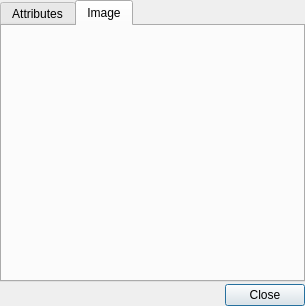
First picture: the form in identifyplusresultsbase.ui, repository nextgis/qgis_identifyplus, before the edit.
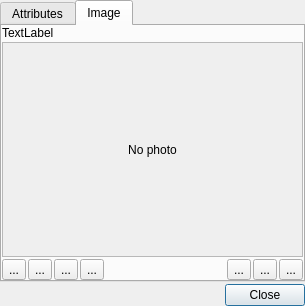
Second picture: the form after the edit. The open tabs and pages were chosen to show the change. Icons and pictures are not drawn.

Commit message: ui and icons for managing photos

What changed in the file:
```diff
--- a/identifyplusresultsbase.ui
+++ b/identifyplusresultsbase.ui
@@ -141,6 +141,147 @@
       <attribute name="title">
        <string>Image</string>
       </attribute>
+      <layout class="QVBoxLayout" name="verticalLayout_2">
+       <property name="spacing">
+        <number>2</number>
+       </property>
+       <property name="margin">
+        <number>0</number>
+       </property>
+       <item>
+        <widget class="QLabel" name="lblPhotos">
+         <property name="text">
+          <string>TextLabel</string>
+         </property>
+        </widget>
+       </item>
+       <item>
+        <widget class="QScrollArea" name="scrollArea">
+         <property name="widgetResizable">
+          <bool>true</bool>
+         </property>
+         <widget class="QWidget" name="scrollAreaWidgetContents">
+          <property name="geometry">
+           <rect>
+            <x>0</x>
+            <y>0</y>
+            <width>297</width>
+            <height>205</height>
+           </rect>
+          </property>
+          <layout class="QVBoxLayout" name="verticalLayout_3">
+           <item>
+            <widget class="QLabel" name="lblImage">
+             <property name="text">
+              <string>No photo</string>
+             </property>
+             <property name="alignment">
+              <set>Qt::AlignCenter</set>
+             </property>
+            </widget>
+           </item>
+          </layout>
+         </widget>
+        </widget>
+       </item>
+       <item>
+        <layout class="QHBoxLayout" name="horizontalLayout_2">
+         <property name="spacing">
+          <number>2</number>
+         </property>
+         <item>
+          <widget class="QToolButton" name="btnFirstPhoto">
+           <property name="text">
+            <string>...</string>
+           </property>
+           <property name="icon">
+            <iconset resource="resources.qrc">
+             <normaloff>:/icons/resultset_first.png</normaloff>:/icons/resultset_first.png</iconset>
+           </property>
+          </widget>
+         </item>
+         <item>
+          <widget class="QToolButton" name="btnPrevPhoto">
+           <property name="text">
+            <string>...</string>
+           </property>
+           <property name="icon">
+            <iconset resource="resources.qrc">
+             <normaloff>:/icons/resultset_previous.png</normaloff>:/icons/resultset_previous.png</iconset>
+           </property>
+          </widget>
+         </item>
+         <item>
+          <widget class="QToolButton" name="btnNextPhoto">
+           <property name="text">
+            <string>...</string>
+           </property>
+           <property name="icon">
+            <iconset resource="resources.qrc">
+             <normaloff>:/icons/resultset_next.png</normaloff>:/icons/resultset_next.png</iconset>
+           </property>
+          </widget>
+         </item>
+         <item>
+          <widget class="QToolButton" name="btnLastPhoto">
+           <property name="text">
+            <string>...</string>
+           </property>
+           <property name="icon">
+            <iconset resource="resources.qrc">
+             <normaloff>:/icons/resultset_last.png</normaloff>:/icons/resultset_last.png</iconset>
+           </property>
+          </widget>
+         </item>
+         <item>
+          <spacer name="horizontalSpacer">
+           <property name="orientation">
+            <enum>Qt::Horizontal</enum>
+           </property>
+           <property name="sizeHint" stdset="0">
+            <size>
+             <width>40</width>
+             <height>20</height>
+            </size>
+           </property>
+          </spacer>
+         </item>
+         <item>
+          <widget class="QToolButton" name="btnLoadPhoto">
+           <property name="text">
+            <string>...</string>
+           </property>
+           <property name="icon">
+            <iconset resource="resources.qrc">
+             <normaloff>:/icons/folder_picture.png</normaloff>:/icons/folder_picture.png</iconset>
+           </property>
+          </widget>
+         </item>
+         <item>
+          <widget class="QToolButton" name="btnSavePhoto">
+           <property name="text">
+            <string>...</string>
+           </property>
+           <property name="icon">
+            <iconset resource="resources.qrc">
+             <normaloff>:/icons/disk.png</normaloff>:/icons/disk.png</iconset>
+           </property>
+          </widget>
+         </item>
+         <item>
+          <widget class="QToolButton" name="btnDeletePhoto">
+           <property name="text">
+            <string>...</string>
+           </property>
+           <property name="icon">
+            <iconset resource="resources.qrc">
+             <normaloff>:/icons/image_delete.png</normaloff>:/icons/image_delete.png</iconset>
+           </property>
+          </widget>
+         </item>
+        </layout>
+       </item>
+      </layout>
      </widget>
     </widget>
    </item>
```
Left out of the diff: 20 changed lines with no effect on the pictures. The commit also changes 5 other files.
